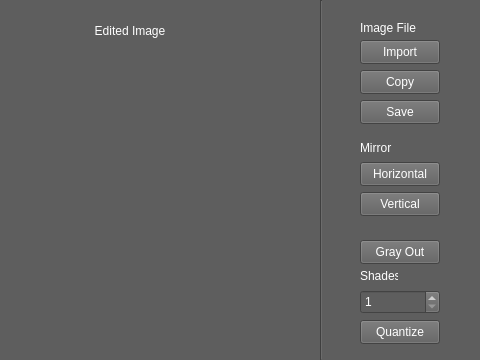
Old version of the form mainwindow.ui in the repository DiegoHommer/ImageEditor; both pictures show x 400 to 880 and y 0 to 360 of the 880 by 360 pixel window.
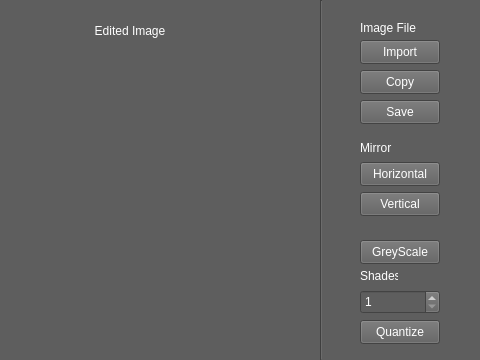
New version of the form.

Patch:
```diff
--- a/mainwindow.ui
+++ b/mainwindow.ui
@@ -46,7 +46,7 @@
      <string notr="true">color: rgb(255, 255, 255);</string>
     </property>
     <property name="text">
-     <string>Gray Out</string>
+     <string>GreyScale</string>
     </property>
    </widget>
    <widget class="QPushButton" name="VerticalFlipButton">
```
Left out of the diff: 2 changed lines with no effect on the pictures.
